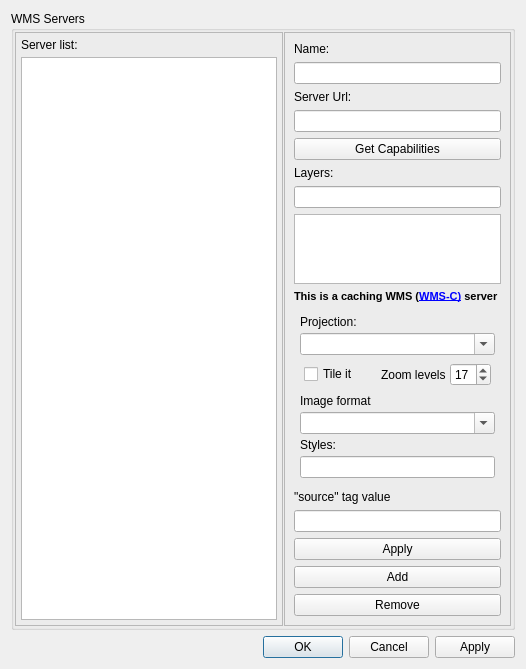
First picture: the form in src/Preferences/WMSPreferencesDialog.ui, repository openstreetmap/merkaartor, before the edit.
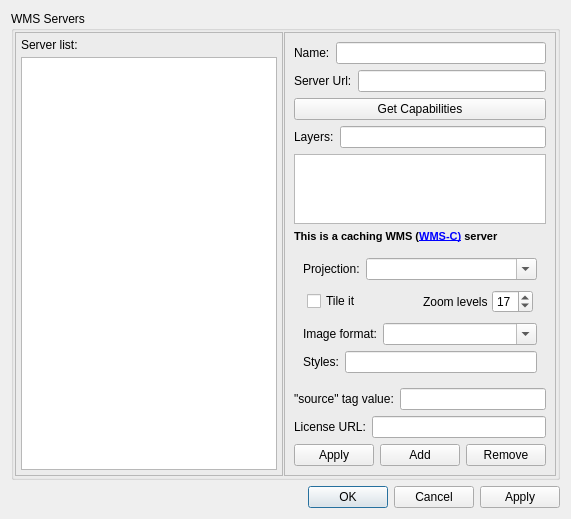
Second picture: the form after the edit.

Commit message: ADD : Provision for a license term url to be agreed for map backgrounds FIX : accidental commit (fixes #3139)

What changed in the file:
```diff
--- a/src/Preferences/WMSPreferencesDialog.ui
+++ b/src/Preferences/WMSPreferencesDialog.ui
@@ -6,8 +6,8 @@
    <rect>
     <x>0</x>
     <y>0</y>
-    <width>526</width>
-    <height>636</height>
+    <width>550</width>
+    <height>507</height>
    </rect>
   </property>
   <property name="windowTitle">
@@ -69,7 +69,9 @@
         <property name="frameShadow">
          <enum>QFrame::Raised</enum>
         </property>
-        <layout class="QVBoxLayout">
+        <layout class="QVBoxLayout" name="verticalLayout_2">
+         <item>
+          <layout class="QHBoxLayout" name="horizontalLayout_3">
          <item>
           <widget class="QLabel" name="label_11">
            <property name="text">
@@ -87,6 +89,10 @@
            </property>
           </widget>
          </item>
+          </layout>
+         </item>
+         <item>
+          <layout class="QHBoxLayout" name="horizontalLayout_4">
          <item>
           <widget class="QLabel" name="label_5">
            <property name="text">
@@ -97,6 +103,8 @@
          <item>
           <widget class="QLineEdit" name="edWmsUrl"/>
          </item>
+          </layout>
+         </item>
          <item>
           <widget class="QPushButton" name="btShowCapabilities">
            <property name="text">
@@ -105,6 +113,8 @@
           </widget>
          </item>
          <item>
+          <layout class="QHBoxLayout" name="horizontalLayout_5">
+           <item>
           <widget class="QLabel" name="label_7">
            <property name="text">
             <string>Layers:</string>
@@ -114,6 +124,8 @@
          <item>
           <widget class="QLineEdit" name="edWmsLayers"/>
          </item>
+          </layout>
+         </item>
          <item>
           <widget class="QTreeWidget" name="tvWmsLayers">
            <property name="headerHidden">
@@ -143,12 +155,8 @@
          <item>
           <widget class="QFrame" name="frWmsSettings">
            <layout class="QVBoxLayout" name="verticalLayout">
-            <property name="spacing">
-             <number>4</number>
-            </property>
-            <property name="margin">
-             <number>6</number>
-            </property>
+            <item>
+             <layout class="QHBoxLayout" name="horizontalLayout_6">
             <item>
              <widget class="QLabel" name="label_8">
               <property name="text">
@@ -158,10 +166,18 @@
             </item>
             <item>
              <widget class="QComboBox" name="cbWmsProj">
+                <property name="sizePolicy">
+                 <sizepolicy hsizetype="MinimumExpanding" vsizetype="Fixed">
+                  <horstretch>0</horstretch>
+                  <verstretch>0</verstretch>
+                 </sizepolicy>
+                </property>
               <property name="editable">
                <bool>true</bool>
               </property>
              </widget>
+              </item>
+             </layout>
             </item>
             <item>
              <widget class="QWidget" name="frTileIt" native="true">
@@ -217,19 +233,31 @@
              </widget>
             </item>
             <item>
+             <layout class="QHBoxLayout" name="horizontalLayout_7">
+              <item>
              <widget class="QLabel" name="label">
               <property name="text">
-               <string>Image format</string>
+                 <string>Image format:</string>
               </property>
              </widget>
             </item>
             <item>
              <widget class="QComboBox" name="cbWmsImgFormat">
+                <property name="sizePolicy">
+                 <sizepolicy hsizetype="MinimumExpanding" vsizetype="Fixed">
+                  <horstretch>0</horstretch>
+                  <verstretch>0</verstretch>
+                 </sizepolicy>
+                </property>
               <property name="editable">
                <bool>true</bool>
               </property>
              </widget>
             </item>
+             </layout>
+            </item>
+            <item>
+             <layout class="QHBoxLayout" name="horizontalLayout_8">
             <item>
              <widget class="QLabel" name="label_9">
               <property name="text">
@@ -241,8 +269,38 @@
              <widget class="QLineEdit" name="edWmsStyles"/>
             </item>
            </layout>
+            </item>
+           </layout>
           </widget>
          </item>
+         <item>
+          <layout class="QHBoxLayout" name="horizontalLayout_9">
+           <item>
+            <widget class="QLabel" name="label_3">
+             <property name="text">
+              <string>&quot;source&quot; tag value:</string>
+             </property>
+            </widget>
+           </item>
+           <item>
+            <widget class="QLineEdit" name="edSourceTag"/>
+           </item>
+          </layout>
+         </item>
+         <item>
+          <layout class="QHBoxLayout" name="horizontalLayout_10">
+           <item>
+            <widget class="QLabel" name="label_4">
+             <property name="text">
+              <string>License URL:</string>
+             </property>
+            </widget>
+           </item>
+           <item>
+            <widget class="QLineEdit" name="edLicenseUrl"/>
+           </item>
+          </layout>
+         </item>
          <item>
           <spacer>
            <property name="orientation">
@@ -257,15 +315,7 @@
           </spacer>
          </item>
          <item>
-          <widget class="QLabel" name="label_3">
-           <property name="text">
-            <string>&quot;source&quot; tag value</string>
-           </property>
-          </widget>
-         </item>
-         <item>
-          <widget class="QLineEdit" name="edSourceTag"/>
-         </item>
+          <layout class="QHBoxLayout" name="horizontalLayout">
          <item>
           <widget class="QPushButton" name="btApplyWmsServer">
            <property name="text">
@@ -286,6 +336,8 @@
             <string>Remove</string>
            </property>
           </widget>
+           </item>
+          </layout>
          </item>
         </layout>
        </widget>
```
Lines whose indentation alone changed are shown as unchanged. The commit also changes 25 other files.
